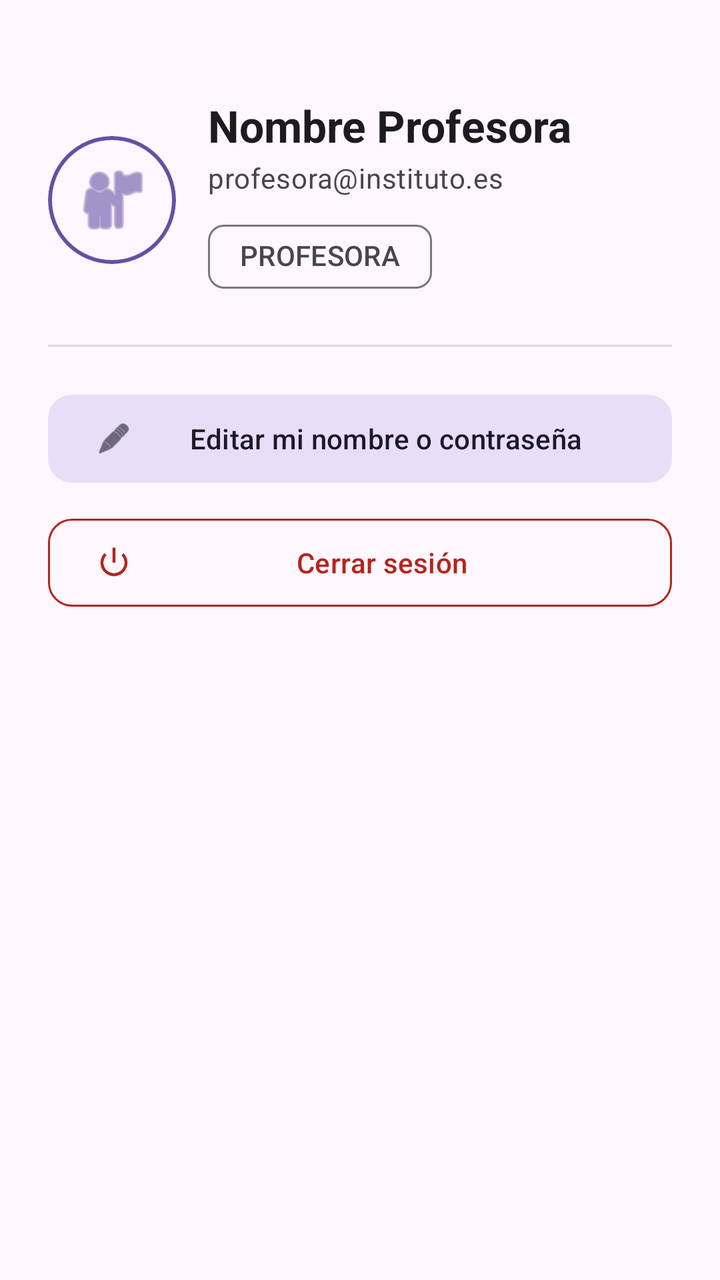
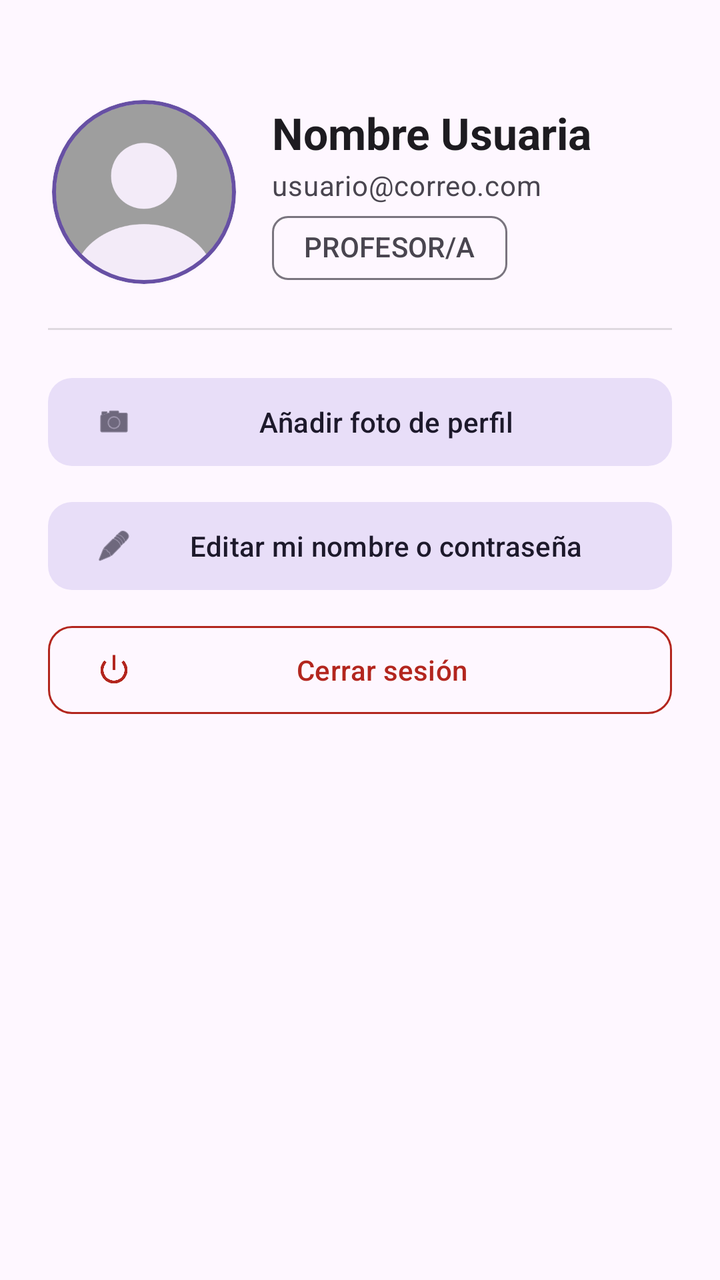

Compare the two renders of this Android layout. The source of the first and the diff that turns it into the second are given below.
<!-- AndroidManifest.xml: application theme Theme.ControlStockTextil -->
<!-- res/layout/dialog_perfil_usuario.xml -->
<?xml version="1.0" encoding="utf-8"?>
<LinearLayout xmlns:android="http://schemas.android.com/apk/res/android"
    xmlns:app="http://schemas.android.com/apk/res-auto"
    android:layout_width="match_parent"
    android:layout_height="wrap_content"
    android:orientation="vertical"
    android:padding="24dp">

    
    <View
        android:layout_width="40dp"
        android:layout_height="4dp"
        android:layout_gravity="center_horizontal"
        android:layout_marginBottom="20dp"
        android:background="@android:drawable/divider_horizontal_dark" />

    <LinearLayout
        android:layout_width="match_parent"
        android:layout_height="wrap_content"
        android:gravity="center_vertical"
        android:orientation="horizontal">

        
        <com.google.android.material.card.MaterialCardView
            android:layout_width="64dp"
            android:layout_height="64dp"
            app:cardCornerRadius="32dp"
            app:cardElevation="0dp"
            app:strokeColor="?attr/colorPrimary"
            app:strokeWidth="2dp">

            <ImageView
                android:layout_width="match_parent"
                android:layout_height="match_parent"
                android:padding="12dp"
                android:src="@android:drawable/ic_menu_myplaces"
                app:tint="?attr/colorPrimary" />
        </com.google.android.material.card.MaterialCardView>

        <LinearLayout
            android:layout_width="0dp"
            android:layout_height="wrap_content"
            android:layout_marginStart="16dp"
            android:layout_weight="1"
            android:orientation="vertical">

            <TextView
                android:id="@+id/tvPerfilNombre"
                android:layout_width="wrap_content"
                android:layout_height="wrap_content"
                android:text="Nombre Profesora"
                android:textAppearance="?attr/textAppearanceTitleLarge"
                android:textStyle="bold" />

            <TextView
                android:id="@+id/tvPerfilEmail"
                android:layout_width="wrap_content"
                android:layout_height="wrap_content"
                android:layout_marginTop="2dp"
                android:text="profesora@instituto.es"
                android:textAppearance="?attr/textAppearanceBodyMedium"
                android:textColor="?android:attr/textColorSecondary" />

            <com.google.android.material.chip.Chip
                android:id="@+id/chipPerfilRol"
                style="@style/Widget.Material3.Chip.Suggestion"
                android:layout_width="wrap_content"
                android:layout_height="wrap_content"
                android:layout_marginTop="6dp"
                android:clickable="false"
                android:text="PROFESORA" />
        </LinearLayout>
    </LinearLayout>

    <View
        android:layout_width="match_parent"
        android:layout_height="1dp"
        android:layout_marginVertical="20dp"
        android:background="?android:attr/listDivider" />

    
    <com.google.android.material.button.MaterialButton
        android:id="@+id/btnEditarPerfil"
        style="@style/Widget.Material3.Button.TonalButton"
        android:layout_width="match_parent"
        android:layout_height="52dp"
        android:layout_marginBottom="10dp"
        android:text="Editar mi nombre o contraseña"
        app:cornerRadius="12dp"
        app:icon="@android:drawable/ic_menu_edit" />

    <com.google.android.material.button.MaterialButton
        android:id="@+id/btnCerrarSesion"
        style="@style/Widget.Material3.Button.OutlinedButton"
        android:layout_width="match_parent"
        android:layout_height="52dp"
        android:text="Cerrar sesión"
        android:textColor="?attr/colorError"
        app:cornerRadius="12dp"
        app:icon="@android:drawable/ic_lock_power_off"
        app:iconTint="?attr/colorError"
        app:strokeColor="?attr/colorError" />

</LinearLayout>
<!-- resources referenced by this layout -->
<resources>
  <style name="Theme.ControlStockTextil" parent="Base.Theme.ControlStockTextil" />
  <style name="Base.Theme.ControlStockTextil" parent="Theme.Material3.DayNight.NoActionBar">
          
          
      </style>
</resources>

<!-- the commit's change to res/layout/dialog_perfil_usuario.xml (unified diff, before → after) -->
@@ -21,21 +21,41 @@
         android:orientation="horizontal">
 
         
-        <com.google.android.material.card.MaterialCardView
-            android:layout_width="64dp"
-            android:layout_height="64dp"
-            app:cardCornerRadius="32dp"
-            app:cardElevation="0dp"
-            app:strokeColor="?attr/colorPrimary"
-            app:strokeWidth="2dp">
+        <FrameLayout
+            android:layout_width="96dp"
+            android:layout_height="96dp">
 
-            <ImageView
-                android:layout_width="match_parent"
-                android:layout_height="match_parent"
-                android:padding="12dp"
-                android:src="@android:drawable/ic_menu_myplaces"
-                app:tint="?attr/colorPrimary" />
-        </com.google.android.material.card.MaterialCardView>
+            <com.google.android.material.card.MaterialCardView
+                android:id="@+id/cardPerfilAvatar"
+                android:layout_width="92dp"
+                android:layout_height="92dp"
+                android:layout_gravity="center"
+                android:clickable="true"
+                android:focusable="true"
+                app:cardCornerRadius="46dp"
+                app:cardElevation="2dp"
+                app:strokeColor="?attr/colorPrimary"
+                app:strokeWidth="2dp">
+
+                <ImageView
+                    android:id="@+id/ivPerfilAvatar"
+                    android:layout_width="match_parent"
+                    android:layout_height="match_parent"
+                    android:contentDescription="Foto o avatar de perfil"
+                    android:scaleType="centerCrop"
+                    android:src="@drawable/ic_donut_bitten" />
+
+            </com.google.android.material.card.MaterialCardView>
+
+            
+            <ProgressBar
+                android:id="@+id/pbSubiendoFotoPerfil"
+                android:layout_width="36dp"
+                android:layout_height="36dp"
+                android:layout_gravity="center"
+                android:visibility="gone" />
+
+        </FrameLayout>
 
         <LinearLayout
             android:layout_width="0dp"
@@ -48,7 +68,7 @@
                 android:id="@+id/tvPerfilNombre"
                 android:layout_width="wrap_content"
                 android:layout_height="wrap_content"
-                android:text="Nombre Profesora"
+                android:text="Nombre Usuaria"
                 android:textAppearance="?attr/textAppearanceTitleLarge"
                 android:textStyle="bold" />
 
@@ -57,7 +77,7 @@
                 android:layout_width="wrap_content"
                 android:layout_height="wrap_content"
                 android:layout_marginTop="2dp"
-                android:text="profesora@instituto.es"
+                android:text="usuario@correo.com"
                 android:textAppearance="?attr/textAppearanceBodyMedium"
                 android:textColor="?android:attr/textColorSecondary" />
 
@@ -68,7 +88,8 @@
                 android:layout_height="wrap_content"
                 android:layout_marginTop="6dp"
                 android:clickable="false"
-                android:text="PROFESORA" />
+                android:text="PROFESOR/A"
+                app:chipMinTouchTargetSize="0dp" />
         </LinearLayout>
     </LinearLayout>
 
@@ -79,6 +100,16 @@
         android:background="?android:attr/listDivider" />
 
     
+    <com.google.android.material.button.MaterialButton
+        android:id="@+id/btnCambiarFotoPerfil"
+        style="@style/Widget.Material3.Button.TonalButton"
+        android:layout_width="match_parent"
+        android:layout_height="52dp"
+        android:layout_marginBottom="10dp"
+        android:text="Añadir foto de perfil"
+        app:cornerRadius="12dp"
+        app:icon="@android:drawable/ic_menu_camera" />
+
     <com.google.android.material.button.MaterialButton
         android:id="@+id/btnEditarPerfil"
         style="@style/Widget.Material3.Button.TonalButton"
<!-- resource entries referenced after the edit -->
@@ -1,5 +1,24 @@
 <!-- resources referenced by this layout -->
 <resources>
+  <!-- drawable ic_donut_bitten (drawable) -->
+  <vector xmlns:android="http://schemas.android.com/apk/res/android"
+      android:width="24dp"
+      android:height="24dp"
+      android:viewportWidth="24"
+      android:viewportHeight="24">
+  
+      
+      <path
+          android:fillColor="#9E9E9E"
+          android:fillType="evenOdd"
+          android:pathData="M 3.87,20.13
+              A 11.5,11.5 0 1,1 20.13,20.13
+              A 9.2,7.4 0 0,0 3.87,20.13 Z
+              M 12,5.6
+              A 4.3,4.3 0 1,0 12,14.2
+              A 4.3,4.3 0 1,0 12,5.6 Z" />
+  
+  </vector>
   <style name="Theme.ControlStockTextil" parent="Base.Theme.ControlStockTextil" />
   <style name="Base.Theme.ControlStockTextil" parent="Theme.Material3.DayNight.NoActionBar">
           
